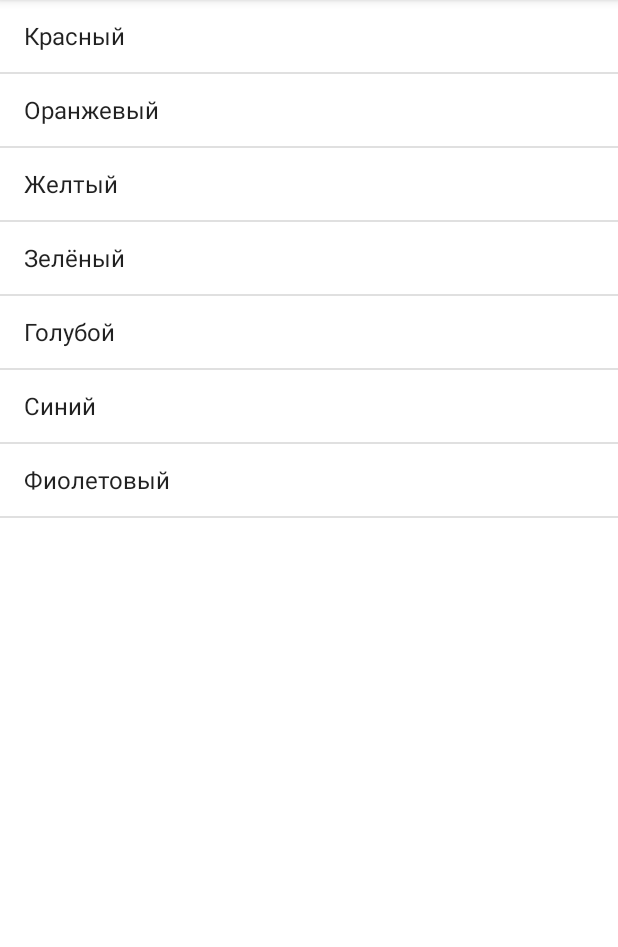
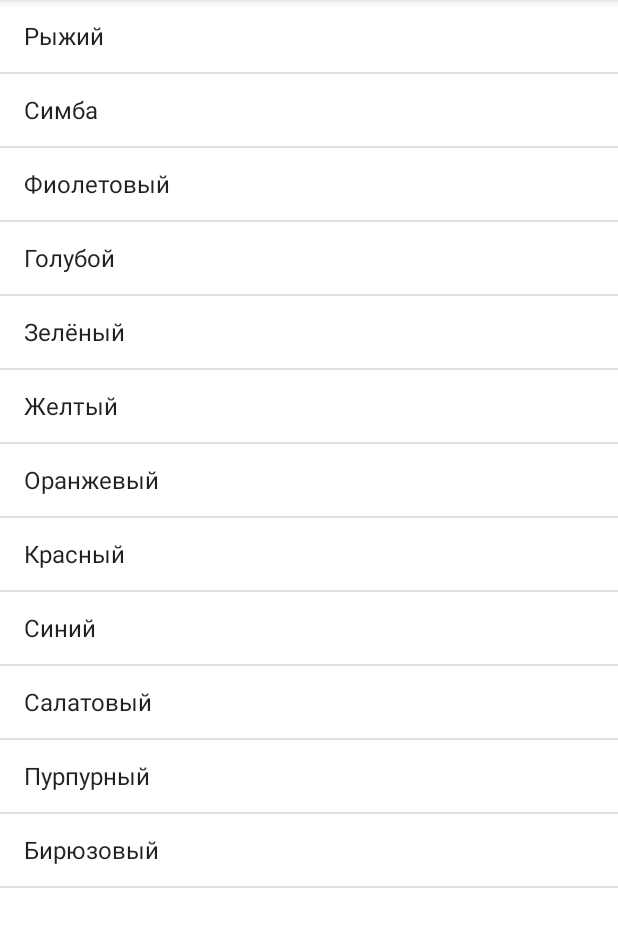
Before and after one commit to AnnaKovalchuk/ListView, an Android app: the screen it shows after launch (MainActivity), after a tap on "Зелёный", on a phone screen of 412 x 824 dp, the part 84-1031 px from its top. Run offline under Robolectric (Android 15) with nearby library versions, the phone set to English and light mode, and no system bars.

Commit message:
Теперь в стрингах

```diff
--- a/app/src/main/java/com/example/listview/MainActivity.java
+++ b/app/src/main/java/com/example/listview/MainActivity.java
@@ -12,32 +12,31 @@ import android.widget.Toast;
 
 public class MainActivity extends AppCompatActivity
 {
-    // элементы списка которые будут в него внесены
-    String[] colors = { "Красный", "Оранжевый", "Желтый", "Зелёный", "Голубой", "Синий", "Фиолетовый"};
 
     @Override
     public void onCreate(Bundle savedInstanceState)
     {
         super.onCreate(savedInstanceState);
         setContentView(R.layout.activity_main);
+        String[] colors =getResources().getStringArray(R.array.cat_names);
 
         // Связываемся с ListView
-        ListView list = (ListView) findViewById(R.id.list);
+        ListView listView = findViewById(R.id.list);
 
         // создаем адаптер
         ArrayAdapter<String> adapter = new ArrayAdapter<String>
                 (this, android.R.layout.simple_list_item_1, colors);
 
         // устанавливаем адаптер списку
-        list.setAdapter(adapter);
+        listView.setAdapter(adapter);
 
         // Обработка события на клик по элементу списка
-        list.setOnItemClickListener(new AdapterView.OnItemClickListener()
+        listView.setOnItemClickListener(new AdapterView.OnItemClickListener()
         {
             public void onItemClick(AdapterView<?> parent, View view, int position, long id)
             {
                 Toast.makeText(getApplicationContext(),
-                        ((TextView)view).getText(), Toast.LENGTH_LONG).show();
+                        ((TextView)view).getText(), Toast.LENGTH_SHORT).show();
             }
         });
     }
--- a/app/src/main/res/values/strings.xml
+++ b/app/src/main/res/values/strings.xml
@@ -1,3 +1,17 @@
 <resources>
     <string name="app_name">ListView</string>
+    <string-array name="cat_names">
+        <item>Рыжий</item>
+        <item>Симба</item>
+        <item>Фиолетовый</item>
+        <item>Голубой</item>
+        <item>Зелёный</item>
+        <item>Желтый</item>
+        <item>Оранжевый</item>
+        <item>Красный</item>
+        <item>Синий</item>
+        <item>Салатовый</item>
+        <item>Пурпурный</item>
+        <item>Бирюзовый</item>
+    </string-array>
 </resources>
```
